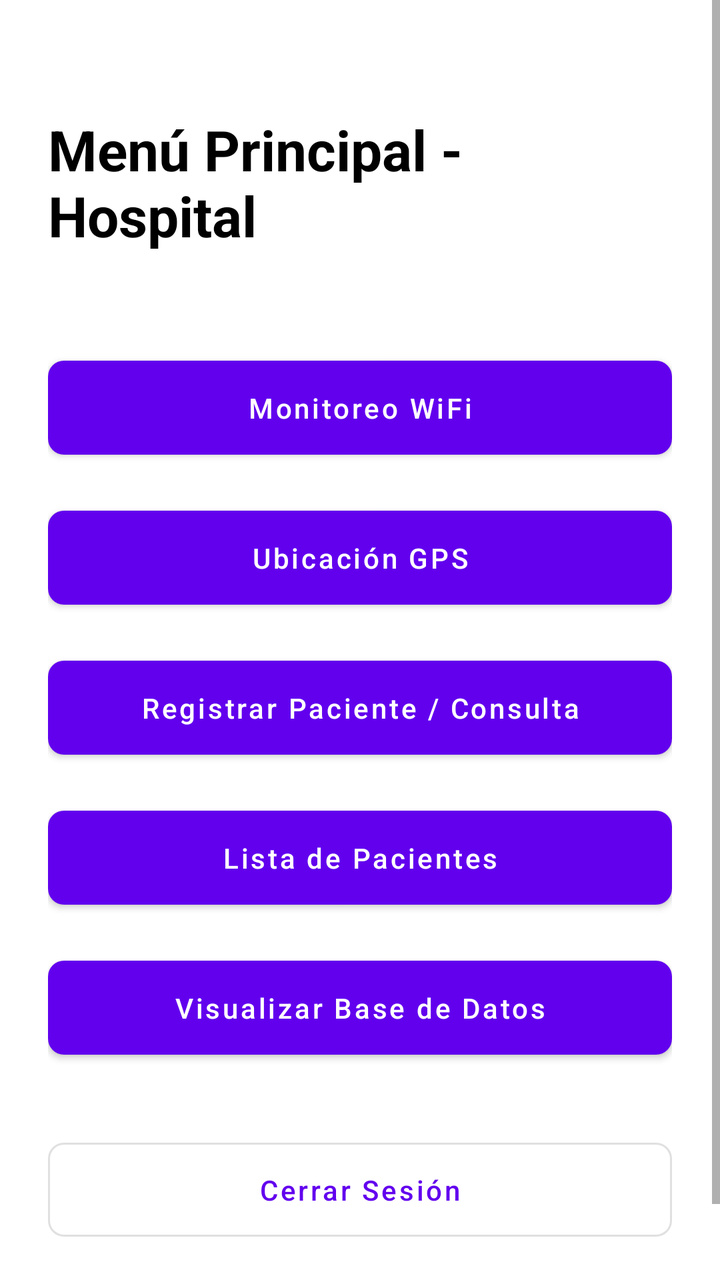
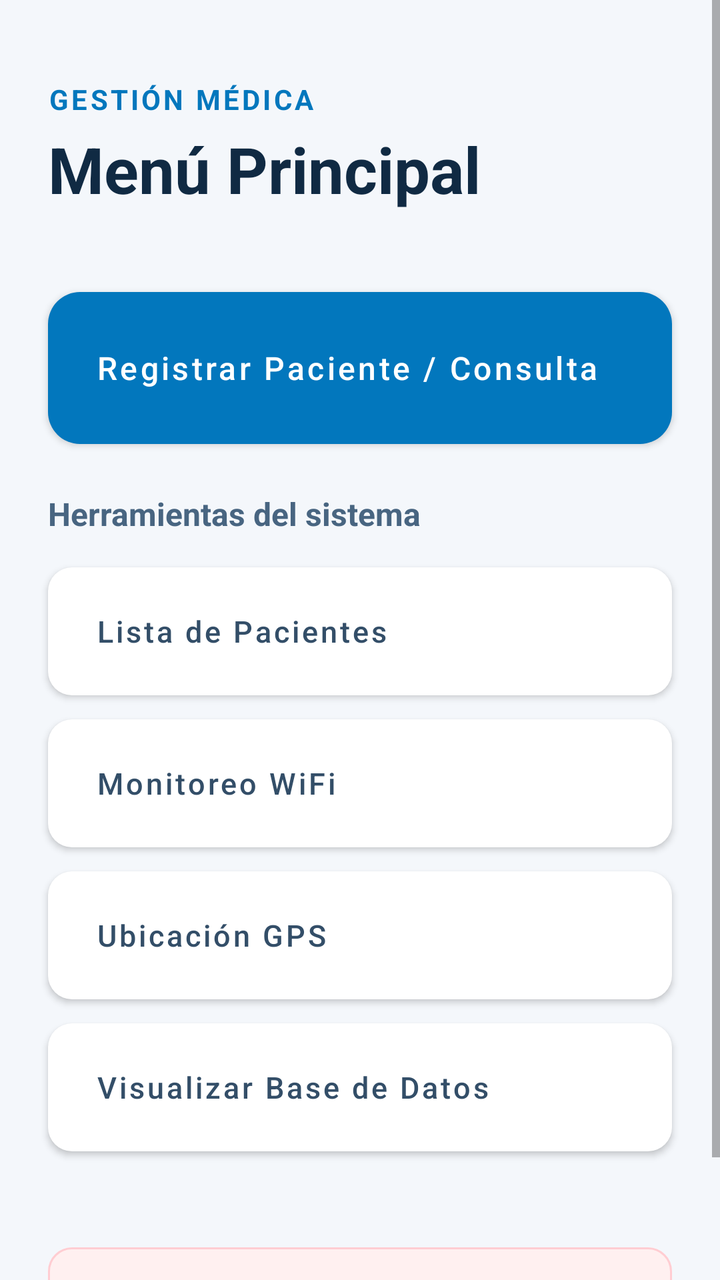

Two renders of the same Android screen: before a commit and after it. Below are the layout's source before the change and the commit's diff.
<!-- AndroidManifest.xml: activity theme Theme.MaterialComponents.Light.NoActionBar -->
<!-- res/layout/activity_menu.xml -->
<?xml version="1.0" encoding="utf-8"?>
<ScrollView xmlns:android="http://schemas.android.com/apk/res/android"
    xmlns:app="http://schemas.android.com/apk/res-auto"
    android:layout_width="match_parent"
    android:layout_height="match_parent"
    android:fillViewport="true"
    android:background="@android:color/white">

    <LinearLayout
        android:layout_width="match_parent"
        android:layout_height="wrap_content"
        android:orientation="vertical"
        android:padding="24dp"
        android:gravity="center_horizontal">

        
        <TextView
            android:id="@+id/tvTituloMenu"
            android:layout_width="wrap_content"
            android:layout_height="wrap_content"
            android:text="Menú Principal - Hospital"
            android:textSize="28sp"
            android:textStyle="bold"
            android:textColor="@android:color/black"
            android:layout_marginTop="32dp"
            android:layout_marginBottom="48dp" />

        
        <com.google.android.material.button.MaterialButton
            android:id="@+id/btnWifi"
            android:layout_width="match_parent"
            android:layout_height="wrap_content"
            android:text="Monitoreo WiFi"
            android:textAllCaps="false"
            android:padding="14dp"
            app:cornerRadius="8dp"
            android:layout_marginBottom="16dp" />

        
        <com.google.android.material.button.MaterialButton
            android:id="@+id/btnUbicacion"
            android:layout_width="match_parent"
            android:layout_height="wrap_content"
            android:text="Ubicación GPS"
            android:textAllCaps="false"
            android:padding="14dp"
            app:cornerRadius="8dp"
            android:layout_marginBottom="16dp" />

        
        <com.google.android.material.button.MaterialButton
            android:id="@+id/btnRegistrarPaciente"
            android:layout_width="match_parent"
            android:layout_height="wrap_content"
            android:text="Registrar Paciente / Consulta"
            android:textAllCaps="false"
            android:padding="14dp"
            app:cornerRadius="8dp"
            android:layout_marginBottom="16dp" />

        
        <com.google.android.material.button.MaterialButton
            android:id="@+id/btnListaPacientes"
            android:layout_width="match_parent"
            android:layout_height="wrap_content"
            android:text="Lista de Pacientes"
            android:textAllCaps="false"
            android:padding="14dp"
            app:cornerRadius="8dp"
            android:layout_marginBottom="16dp" />

        
        <com.google.android.material.button.MaterialButton
            android:id="@+id/btnVerBaseDatos"
            android:layout_width="match_parent"
            android:layout_height="wrap_content"
            android:text="Visualizar Base de Datos"
            android:textAllCaps="false"
            android:padding="14dp"
            app:cornerRadius="8dp"
            android:layout_marginBottom="16dp" />

        
        <com.google.android.material.button.MaterialButton
            android:id="@+id/btnCerrarSesion"
            android:layout_width="match_parent"
            android:layout_height="wrap_content"
            android:text="Cerrar Sesión"
            android:textAllCaps="false"
            android:padding="14dp"
            app:cornerRadius="8dp"
            style="@style/Widget.MaterialComponents.Button.OutlinedButton"
            android:layout_marginTop="16dp"
            android:layout_marginBottom="32dp" />

    </LinearLayout>
</ScrollView>
<!-- resources referenced by this layout -->
<resources>

</resources>

<!-- the commit's change to res/layout/activity_menu.xml (unified diff, before → after) -->
@@ -4,94 +4,165 @@
     android:layout_width="match_parent"
     android:layout_height="match_parent"
     android:fillViewport="true"
-    android:background="@android:color/white">
+    android:background="#F4F7FB"> 
 
     <LinearLayout
         android:layout_width="match_parent"
         android:layout_height="wrap_content"
         android:orientation="vertical"
-        android:padding="24dp"
-        android:gravity="center_horizontal">
+        android:paddingHorizontal="24dp"
+        android:paddingTop="40dp"
+        android:paddingBottom="24dp"
+        android:clipToPadding="false"> 
+
+        
+        <TextView
+            android:layout_width="wrap_content"
+            android:layout_height="wrap_content"
+            android:text="Gestión Médica"
+            android:textSize="14sp"
+            android:textAllCaps="true"
+            android:letterSpacing="0.1"
+            android:textColor="#0277BD"
+            android:textStyle="bold" />
 
         
         <TextView
             android:id="@+id/tvTituloMenu"
             android:layout_width="wrap_content"
             android:layout_height="wrap_content"
-            android:text="Menú Principal - Hospital"
-            android:textSize="28sp"
+            android:text="Menú Principal"
+            android:textSize="32sp"
             android:textStyle="bold"
-            android:textColor="@android:color/black"
-            android:layout_marginTop="32dp"
-            android:layout_marginBottom="48dp" />
-
-        
-        <com.google.android.material.button.MaterialButton
-            android:id="@+id/btnWifi"
-            android:layout_width="match_parent"
-            android:layout_height="wrap_content"
-            android:text="Monitoreo WiFi"
-            android:textAllCaps="false"
-            android:padding="14dp"
-            app:cornerRadius="8dp"
-            android:layout_marginBottom="16dp" />
-
-        
-        <com.google.android.material.button.MaterialButton
-            android:id="@+id/btnUbicacion"
-            android:layout_width="match_parent"
-            android:layout_height="wrap_content"
-            android:text="Ubicación GPS"
-            android:textAllCaps="false"
-            android:padding="14dp"
-            app:cornerRadius="8dp"
-            android:layout_marginBottom="16dp" />
+            android:textColor="#102A43"
+            android:layout_marginTop="4dp"
+            android:layout_marginBottom="40dp" />
 
         
         <com.google.android.material.button.MaterialButton
             android:id="@+id/btnRegistrarPaciente"
             android:layout_width="match_parent"
+            android:layout_height="76dp"
+            android:text="Registrar Paciente / Consulta"
+            android:textColor="@android:color/white"
+            android:textSize="16sp"
+            android:textAllCaps="false"
+            android:gravity="center_vertical|start"
+            android:paddingStart="24dp"
+            android:paddingEnd="24dp"
+            android:insetTop="0dp"
+            android:insetBottom="0dp"
+            app:cornerRadius="16dp"
+            app:backgroundTint="#0277BD"
+            app:elevation="4dp"
+            android:layout_marginBottom="24dp" />
+
+        
+        <TextView
+            android:layout_width="wrap_content"
             android:layout_height="wrap_content"
-            android:text="Registrar Paciente / Consulta"
-            android:textAllCaps="false"
-            android:padding="14dp"
-            app:cornerRadius="8dp"
+            android:text="Herramientas del sistema"
+            android:textSize="16sp"
+            android:textStyle="bold"
+            android:textColor="#486581"
             android:layout_marginBottom="16dp" />
 
         
         <com.google.android.material.button.MaterialButton
             android:id="@+id/btnListaPacientes"
             android:layout_width="match_parent"
-            android:layout_height="wrap_content"
+            android:layout_height="64dp"
             android:text="Lista de Pacientes"
+            android:textColor="#334E68"
+            android:textSize="15sp"
             android:textAllCaps="false"
-            android:padding="14dp"
-            app:cornerRadius="8dp"
-            android:layout_marginBottom="16dp" />
+            android:gravity="center_vertical|start"
+            android:paddingStart="24dp"
+            android:paddingEnd="24dp"
+            android:insetTop="0dp"
+            android:insetBottom="0dp"
+            app:cornerRadius="12dp"
+            app:backgroundTint="#FFFFFF"
+            app:elevation="2dp"
+            android:layout_marginBottom="12dp" />
 
-        
+        <com.google.android.material.button.MaterialButton
+            android:id="@+id/btnWifi"
+            android:layout_width="match_parent"
+            android:layout_height="64dp"
+            android:text="Monitoreo WiFi"
+            android:textColor="#334E68"
+            android:textSize="15sp"
+            android:textAllCaps="false"
+            android:gravity="center_vertical|start"
+            android:paddingStart="24dp"
+            android:paddingEnd="24dp"
+            android:insetTop="0dp"
+            android:insetBottom="0dp"
+            app:cornerRadius="12dp"
+            app:backgroundTint="#FFFFFF"
+            app:elevation="2dp"
+            android:layout_marginBottom="12dp" />
+
+        <com.google.android.material.button.MaterialButton
+            android:id="@+id/btnUbicacion"
+            android:layout_width="match_parent"
+            android:layout_height="64dp"
+            android:text="Ubicación GPS"
+            android:textColor="#334E68"
+            android:textSize="15sp"
+            android:textAllCaps="false"
+            android:gravity="center_vertical|start"
+            android:paddingStart="24dp"
+            android:paddingEnd="24dp"
+            android:insetTop="0dp"
+            android:insetBottom="0dp"
+            app:cornerRadius="12dp"
+            app:backgroundTint="#FFFFFF"
+            app:elevation="2dp"
+            android:layout_marginBottom="12dp" />
+
         <com.google.android.material.button.MaterialButton
             android:id="@+id/btnVerBaseDatos"
             android:layout_width="match_parent"
-            android:layout_height="wrap_content"
+            android:layout_height="64dp"
             android:text="Visualizar Base de Datos"
+            android:textColor="#334E68"
+            android:textSize="15sp"
             android:textAllCaps="false"
-            android:padding="14dp"
-            app:cornerRadius="8dp"
-            android:layout_marginBottom="16dp" />
+            android:gravity="center_vertical|start"
+            android:paddingStart="24dp"
+            android:paddingEnd="24dp"
+            android:insetTop="0dp"
+            android:insetBottom="0dp"
+            app:cornerRadius="12dp"
+            app:backgroundTint="#FFFFFF"
+            app:elevation="2dp"
+            android:layout_marginBottom="32dp" />
+
+        
+        <Space
+            android:layout_width="match_parent"
+            android:layout_height="0dp"
+            android:layout_weight="1" />
 
         
         <com.google.android.material.button.MaterialButton
             android:id="@+id/btnCerrarSesion"
+            style="@style/Widget.MaterialComponents.Button.OutlinedButton"
             android:layout_width="match_parent"
-            android:layout_height="wrap_content"
+            android:layout_height="60dp"
             android:text="Cerrar Sesión"
+            android:textColor="#D32F2F"
+            android:textSize="15sp"
             android:textAllCaps="false"
-            android:padding="14dp"
-            app:cornerRadius="8dp"
-            style="@style/Widget.MaterialComponents.Button.OutlinedButton"
-            android:layout_marginTop="16dp"
-            android:layout_marginBottom="32dp" />
+            android:insetTop="0dp"
+            android:insetBottom="0dp"
+            app:cornerRadius="12dp"
+            app:strokeColor="#FFCDD2"
+            app:strokeWidth="1dp"
+            app:backgroundTint="#FFF0F0"
+            android:layout_marginTop="16dp" />
 
     </LinearLayout>
 </ScrollView>
